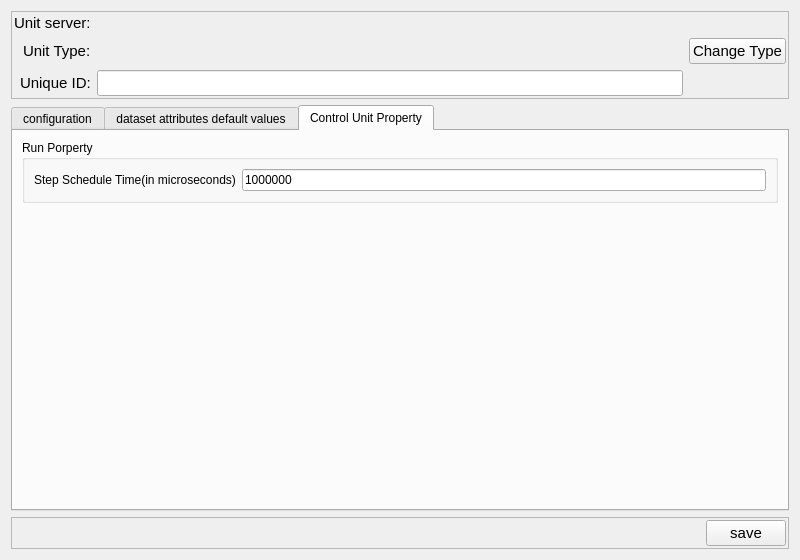
First picture: the form in ccs/node/control_unit/ControUnitInstanceEditor.ui, repository bisegni/chaosframework, before the edit.
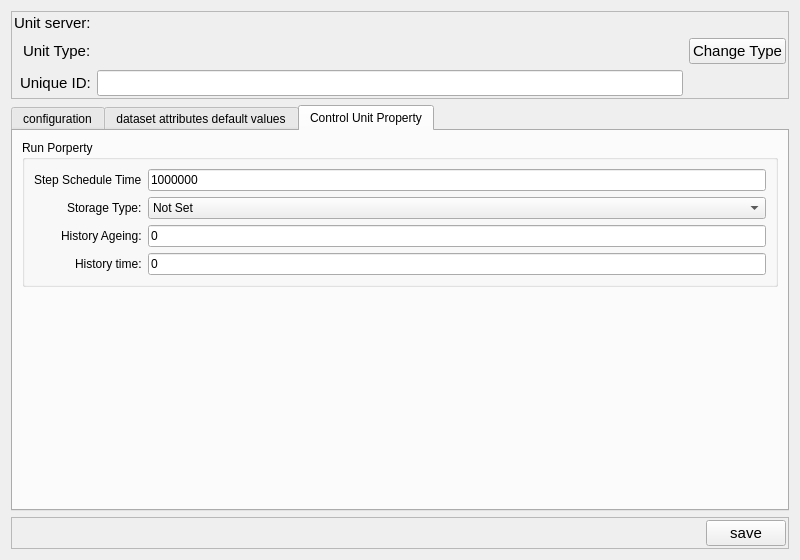
Second picture: the form after the edit. The open tabs and pages were chosen to show the change.

Commit message: aded the managment of the sotrage type, ageing and history time in mds, and ccs, need to be implemented the udpte of the driver into the control unit

```diff
--- a/ccs/node/control_unit/ControUnitInstanceEditor.ui
+++ b/ccs/node/control_unit/ControUnitInstanceEditor.ui
@@ -584,26 +584,99 @@
           <string>Run Porperty</string>
          </property>
          <layout class="QGridLayout" name="gridLayout_2">
-          <item row="0" column="0">
-           <layout class="QHBoxLayout" name="horizontalLayout_2">
+          <item row="1" column="0" alignment="Qt::AlignRight">
+           <widget class="QLabel" name="label">
+            <property name="text">
+             <string>Storage Type:</string>
+            </property>
+           </widget>
+          </item>
+          <item row="2" column="0" alignment="Qt::AlignRight">
+           <widget class="QLabel" name="label_5">
+            <property name="toolTip">
+             <string>Time after which th data is erased form history</string>
+            </property>
+            <property name="text">
+             <string>History Ageing:</string>
+            </property>
+           </widget>
+          </item>
+          <item row="0" column="2">
+           <widget class="QLineEdit" name="lineEditDefaultScheduleTime">
+            <property name="text">
+             <string>1000000</string>
+            </property>
+            <property name="placeholderText">
+             <string>1000000</string>
+            </property>
+           </widget>
+          </item>
+          <item row="2" column="2">
+           <widget class="QLineEdit" name="lineEditHistoryAgeing">
+            <property name="text">
+             <string>0</string>
+            </property>
+           </widget>
+          </item>
+          <item row="1" column="2">
+           <widget class="QComboBox" name="comboBoxStorageType">
+            <property name="minimumSize">
+             <size>
+              <width>500</width>
+              <height>0</height>
+             </size>
+            </property>
+            <property name="currentIndex">
+             <number>3</number>
+            </property>
             <item>
-             <widget class="QLabel" name="label_2">
-              <property name="text">
-               <string>Step Schedule Time(in microseconds)</string>
-              </property>
-             </widget>
+             <property name="text">
+              <string>History</string>
+             </property>
             </item>
             <item>
-             <widget class="QLineEdit" name="lineEditDefaultScheduleTime">
-              <property name="text">
-               <string>1000000</string>
-              </property>
-              <property name="placeholderText">
-               <string>1000000</string>
-              </property>
-             </widget>
+             <property name="text">
+              <string>Live</string>
+             </property>
             </item>
-           </layout>
+            <item>
+             <property name="text">
+              <string>History &amp; Live</string>
+             </property>
+            </item>
+            <item>
+             <property name="text">
+              <string>Not Set</string>
+             </property>
+            </item>
+           </widget>
+          </item>
+          <item row="0" column="0" alignment="Qt::AlignRight">
+           <widget class="QLabel" name="label_2">
+            <property name="toolTip">
+             <string>In microseconds</string>
+            </property>
+            <property name="text">
+             <string>Step Schedule Time</string>
+            </property>
+           </widget>
+          </item>
+          <item row="3" column="2">
+           <widget class="QLineEdit" name="lineEditHistoryTime">
+            <property name="text">
+             <string>0</string>
+            </property>
+           </widget>
+          </item>
+          <item row="3" column="0" alignment="Qt::AlignRight">
+           <widget class="QLabel" name="label_6">
+            <property name="toolTip">
+             <string>&lt;html&gt;&lt;head/&gt;&lt;body&gt;&lt;p&gt;Is the time betwheen a storicized packet and the next storicized one. COnsidered only if storage type has &amp;quot;History&amp;quot; or &amp;quot;Live And History&amp;quot; selected&lt;/p&gt;&lt;/body&gt;&lt;/html&gt;</string>
+            </property>
+            <property name="text">
+             <string>History time:</string>
+            </property>
+           </widget>
           </item>
          </layout>
         </widget>
```
The commit also changes 6 other files.
